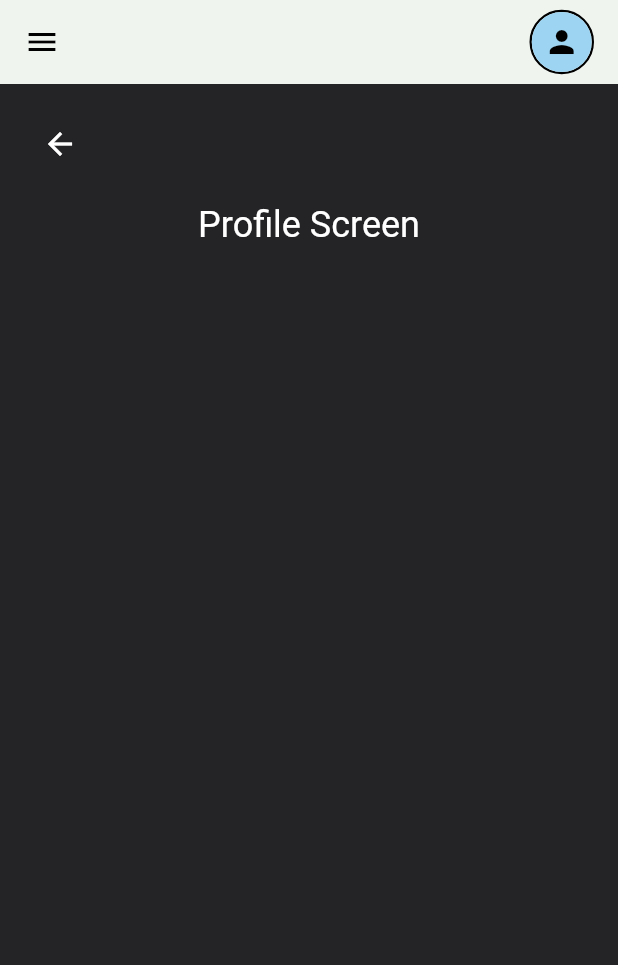
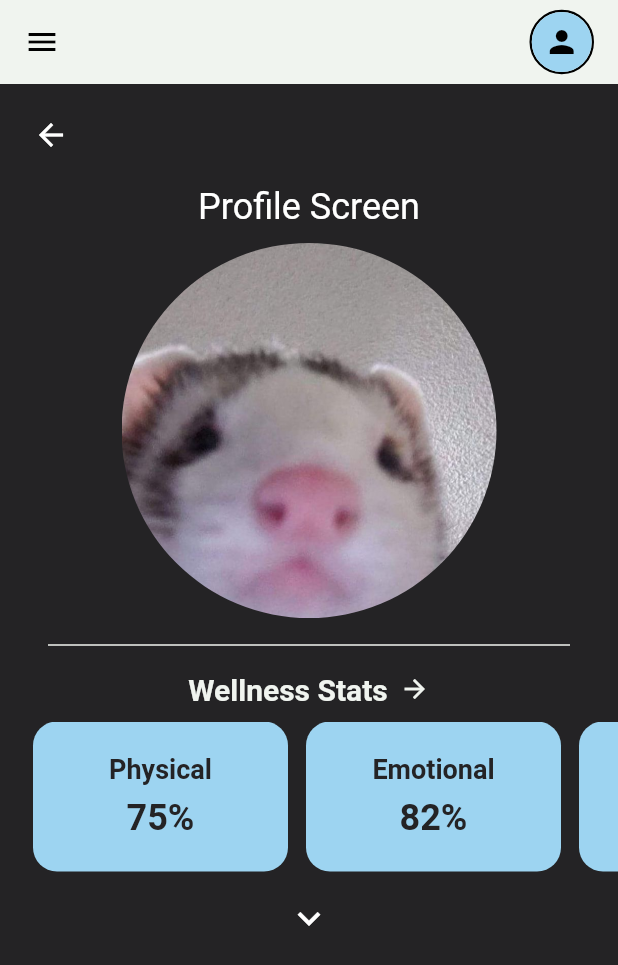
Before and after one commit to Bit-Happens-Hackathon/lucent-app, a Flutter app: the ProfileScreen screen opened by its route, on a phone screen of 412 x 824 dp. Shown: the top 965 px of the screen. Run offline on Flutter 3.47's test engine with Material 3 defaults, Android fonts, the phone set to English and light mode, and no system bars.

Commit message:
profiel screen cards, icon, and text put in

```diff
--- a/lucent/lib/screens/profile_screen.dart
+++ b/lucent/lib/screens/profile_screen.dart
@@ -2,9 +2,41 @@ import 'package:flutter/material.dart';
 import '../themes.dart';
 import '../widgets/top_navbar.dart';
 import '../widgets/drawer_menu.dart';
+import '../widgets/wellness_card.dart';
 
-class ProfileScreen extends StatelessWidget {
+class ProfileScreen extends StatefulWidget {
   const ProfileScreen({super.key});
+
+  @override
+  State<ProfileScreen> createState() => _ProfileScreenState();
+}
+
+class _ProfileScreenState extends State<ProfileScreen> with SingleTickerProviderStateMixin {
+  late AnimationController _controller;
+  late Animation<Offset> _animation;
+
+  @override
+  void initState() {
+    super.initState();
+    _controller = AnimationController(
+      duration: const Duration(seconds: 1),
+      vsync: this,
+    )..repeat(reverse: true);
+
+    _animation = Tween<Offset>(
+      begin: const Offset(0, 0),
+      end: const Offset(0, 0.2),
+    ).animate(CurvedAnimation(
+      parent: _controller,
+      curve: Curves.easeInOut,
+    ));
+  }
+
+  @override
+  void dispose() {
+    _controller.dispose();
+    super.dispose();
+  }
 
   @override
   Widget build(BuildContext context) {
@@ -12,10 +44,11 @@ class ProfileScreen extends StatelessWidget {
       backgroundColor: AppColors.background,
       appBar: const TopNavBar(),
       drawer: const DrawerMenu(),
-      body: Column(
+      body: SingleChildScrollView(
+        child: Column(
           children: [
             Padding(
-            padding: const EdgeInsets.all(16.0),
+              padding: const EdgeInsets.all(10.0),
               child: Align(
                 alignment: Alignment.centerLeft,
                 child: IconButton(
@@ -30,7 +63,76 @@ class ProfileScreen extends StatelessWidget {
                 style: TextStyle(color: Colors.white, fontSize: 24),
               ),
             ),
+            const SizedBox(height: 10),
+            Center(
+              child: Container(
+                width: 250,
+                height: 250,
+                decoration: const BoxDecoration(
+                  shape: BoxShape.circle,
+                  image: DecorationImage(
+                    image: AssetImage('assets/ceec.JPG'),
+                    fit: BoxFit.cover,
+                  ),
+                ),
+              ),
+            ),
+            const SizedBox(height: 10),
+            const Divider(
+              color: AppColors.white,
+              thickness: 1,
+              indent: 32,
+              endIndent: 32,
+            ),
+            const SizedBox(height: 10),
+            const Row(
+              mainAxisAlignment: MainAxisAlignment.center,
+              children: [
+                Text(
+                  'Wellness Stats',
+                  style: TextStyle(
+                    color: AppColors.white,
+                    fontSize: 20,
+                    fontWeight: FontWeight.bold,
+                  ),
+                ),
+                SizedBox(width: 8),
+                Icon(
+                  Icons.arrow_forward,
+                  color: AppColors.white,
+                  size: 20,
+                ),
               ],
+            ),
+            const SizedBox(height: 10),
+            SizedBox(
+              height: 100,
+              child: ListView(
+                scrollDirection: Axis.horizontal,
+                padding: const EdgeInsets.symmetric(horizontal: 16.0),
+                children: const [
+                  WellnessCard(category: 'Physical', percentage: 75),
+                  WellnessCard(category: 'Emotional', percentage: 82),
+                  WellnessCard(category: 'Spiritual', percentage: 64),
+                  WellnessCard(category: 'Financial', percentage: 88),
+                  WellnessCard(category: 'Environmental', percentage: 70),
+                  WellnessCard(category: 'Social', percentage: 90),
+                  WellnessCard(category: 'Creative', percentage: 80),
+                ],
+              ),
+            ),
+            const SizedBox(height: 16),
+            SlideTransition(
+              position: _animation,
+              child: const Icon(
+                Icons.keyboard_arrow_down,
+                color: Colors.white,
+                size: 30,
+              ),
+            ),
+            const SizedBox(height: 16),
+          ],
+        ),
       ),
     );
   }
--- /dev/null
+++ b/lucent/lib/widgets/wellness_card.dart
@@ -0,0 +1,49 @@
+import 'package:flutter/material.dart';
+import '../themes.dart';
+
+class WellnessCard extends StatelessWidget {
+  final String category;
+  final int percentage;
+
+  const WellnessCard({
+    super.key,
+    required this.category,
+    required this.percentage,
+  });
+
+  @override
+  Widget build(BuildContext context) {
+    return Container(
+      width: 170,
+      margin: const EdgeInsets.symmetric(horizontal: 6.0),
+      padding: const EdgeInsets.all(16.0),
+      decoration: BoxDecoration(
+        color: AppColors.primaryBlue,
+        borderRadius: BorderRadius.circular(16.0),
+      ),
+      child: Column(
+        mainAxisAlignment: MainAxisAlignment.center,
+        children: [
+          Text(
+            category,
+            style: const TextStyle(
+              color: AppColors.background,
+              fontSize: 18,
+              fontWeight: FontWeight.bold,
+            ),
+            textAlign: TextAlign.center,
+          ),
+          const SizedBox(height: 8),
+          Text(
+            "$percentage%",
+            style: const TextStyle(
+              color: AppColors.background,
+              fontSize: 24,
+              fontWeight: FontWeight.bold,
+            ),
+          ),
+        ],
+      ),
+    );
+  }
+}
```
Lines whose indentation alone changed are shown as unchanged.
